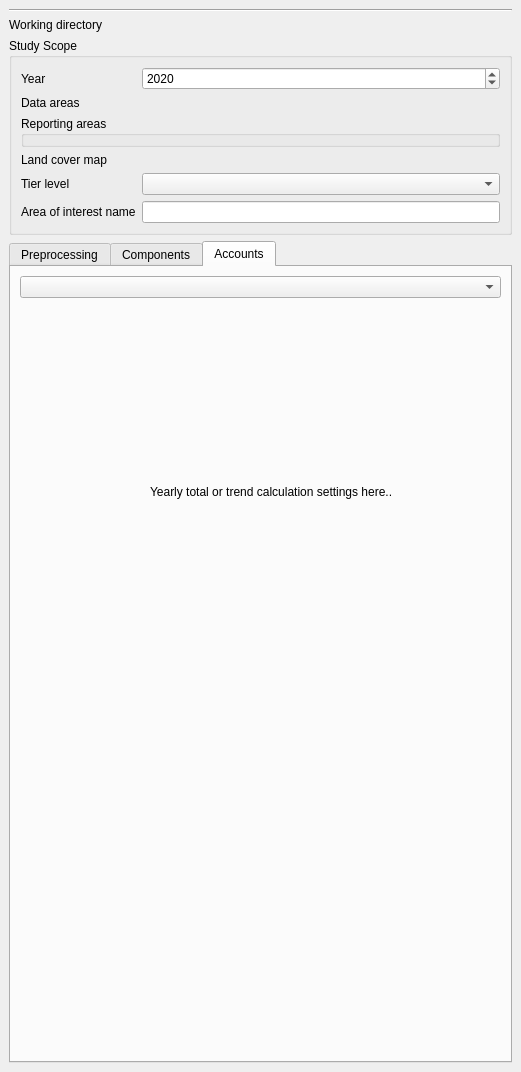
Before: the Qt Designer form enca_plugin/enca_plugin_dockwidget_base.ui in VITObelgium/sys4enca, drawn with Qt 5.
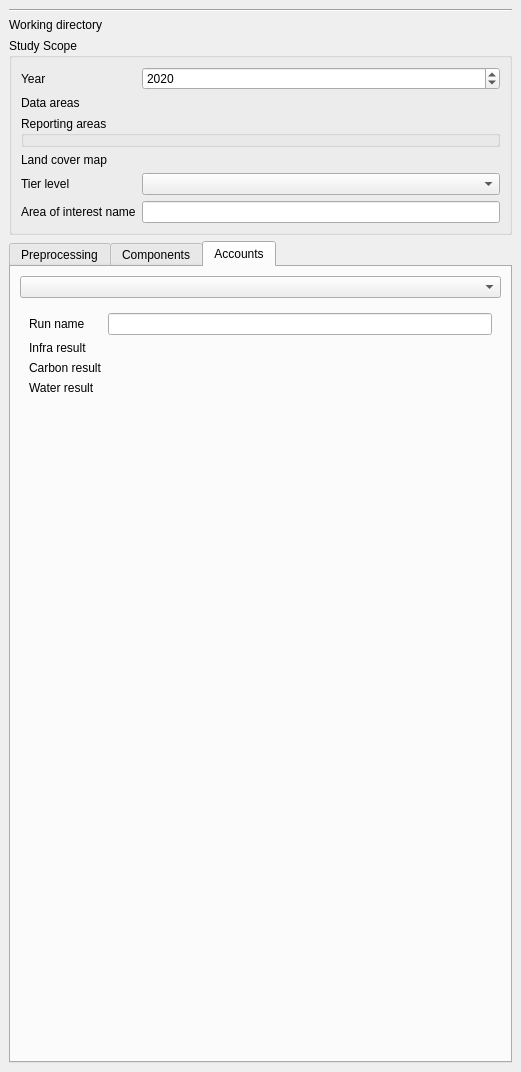
After: the same form once the commit is applied. The open tabs and pages were chosen to show the change. Custom widgets are drawn as their Qt base class.

Commit message: enca_plugin: Add ui for total account.

Diff of the .ui file:
```diff
--- a/enca_plugin/enca_plugin_dockwidget_base.ui
+++ b/enca_plugin/enca_plugin_dockwidget_base.ui
@@ -1369,19 +1369,60 @@
         <item>
          <widget class="QStackedWidget" name="components_stack_">
           <widget class="QWidget" name="TOTAL_">
-           <widget class="QLabel" name="label_18">
-            <property name="geometry">
-             <rect>
-              <x>130</x>
-              <y>180</y>
-              <width>241</width>
-              <height>16</height>
-             </rect>
-            </property>
-            <property name="text">
-             <string>Yearly total or trend calculation settings here...</string>
-            </property>
-           </widget>
+           <layout class="QFormLayout" name="formLayout_20">
+            <item row="1" column="0">
+             <widget class="QLabel" name="label_111">
+              <property name="text">
+               <string>Infra result</string>
+              </property>
+             </widget>
+            </item>
+            <item row="1" column="1">
+             <widget class="QgsFileWidget" name="infra_result_">
+              <property name="storageMode">
+               <enum>QgsFileWidget::GetDirectory</enum>
+              </property>
+             </widget>
+            </item>
+            <item row="2" column="1">
+             <widget class="QgsFileWidget" name="carbon_result_">
+              <property name="storageMode">
+               <enum>QgsFileWidget::GetDirectory</enum>
+              </property>
+             </widget>
+            </item>
+            <item row="2" column="0">
+             <widget class="QLabel" name="label_18">
+              <property name="text">
+               <string>Carbon result</string>
+              </property>
+             </widget>
+            </item>
+            <item row="3" column="0">
+             <widget class="QLabel" name="label_110">
+              <property name="text">
+               <string>Water result</string>
+              </property>
+             </widget>
+            </item>
+            <item row="3" column="1">
+             <widget class="QgsFileWidget" name="water_result_">
+              <property name="storageMode">
+               <enum>QgsFileWidget::GetDirectory</enum>
+              </property>
+             </widget>
+            </item>
+            <item row="0" column="0">
+             <widget class="QLabel" name="label_112">
+              <property name="text">
+               <string>Run name</string>
+              </property>
+             </widget>
+            </item>
+            <item row="0" column="1">
+             <widget class="QLineEdit" name="run_name_"/>
+            </item>
+           </layout>
           </widget>
           <widget class="QWidget" name="TREND_"/>
          </widget>
```
The commit also changes 2 other files.
